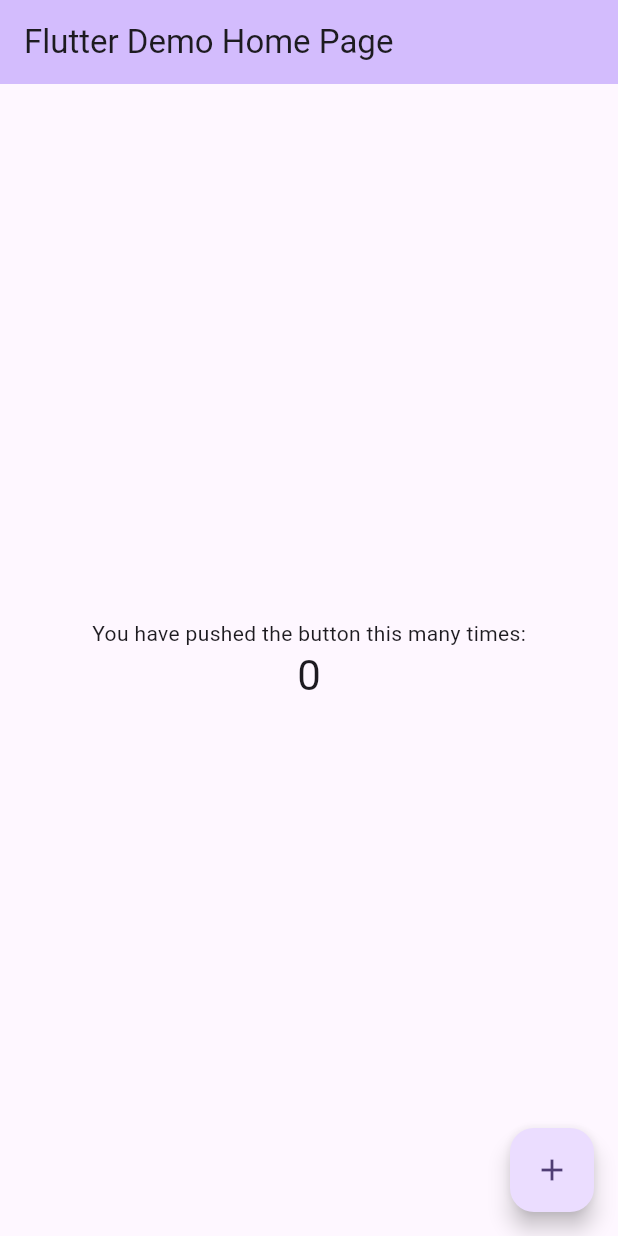
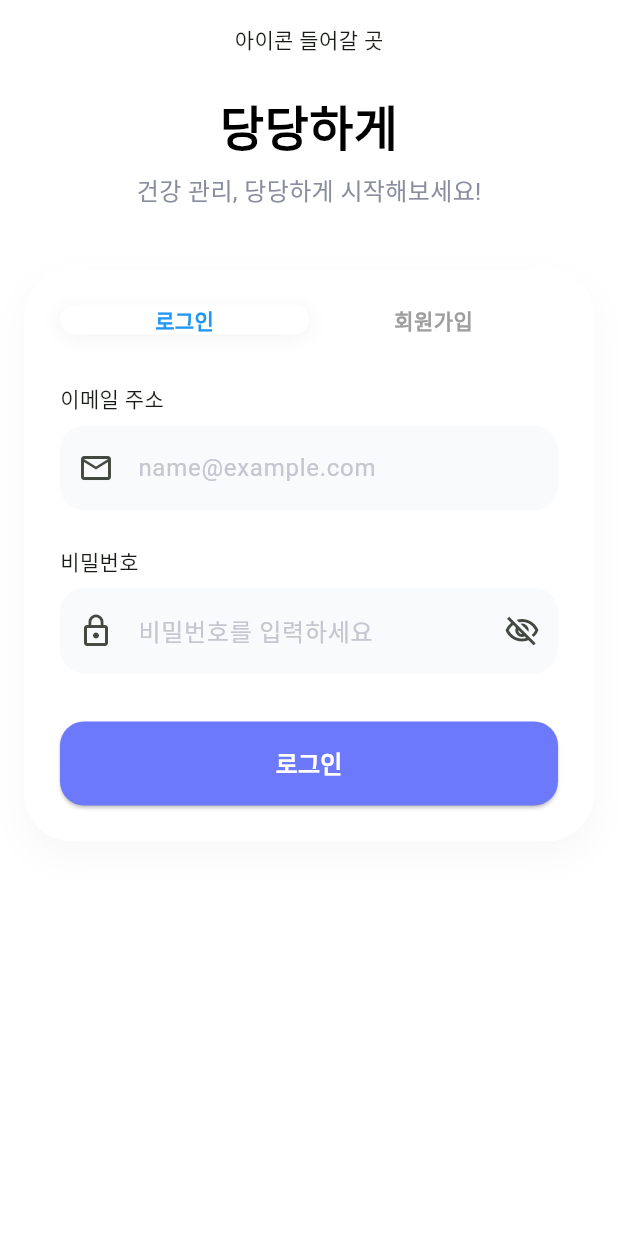
Before and after one commit to kobeay/dangdang_v2, a Flutter app: the screen it shows after launch, on a phone screen of 412 x 824 dp. Run offline on Flutter 3.47's test engine with Material 3 defaults, Android fonts, the phone set to English and light mode, and no system bars.

Commit message:
feat: 로그인 화면 UI 초안 구현

```diff
--- /dev/null
+++ b/lib/features/auth/presentation/pages/login_page.dart
@@ -0,0 +1,160 @@
+import 'package:flutter/material.dart';
+
+class LoginPage extends StatelessWidget {
+  const LoginPage({super.key});
+
+  @override
+  Widget build(BuildContext context) {
+    return Scaffold(
+      backgroundColor: Colors.white,
+      body: SafeArea(
+        child: SingleChildScrollView(
+          padding: const EdgeInsets.all(16),
+          child: Column(
+            children: [
+              const Text('아이콘 들어갈 곳'),
+              const SizedBox(height: 24),
+              const Text(
+                '당당하게',
+                style: TextStyle(
+                  fontSize: 32,
+                  fontWeight: FontWeight.bold,
+                  color: Colors.black,
+                ),
+              ),
+              const SizedBox(height: 8),
+              const Text(
+                '건강 관리, 당당하게 시작해보세요!',
+                style: TextStyle(fontSize: 16, color: Color(0xFF8A8D9F)),
+              ),
+              const SizedBox(height: 40),
+              Container(
+                padding: const EdgeInsets.all(24),
+                decoration: BoxDecoration(
+                  color: Colors.white,
+                  borderRadius: BorderRadius.circular(32),
+                  boxShadow: [
+                    BoxShadow(
+                      color: Colors.black.withOpacity(0.03),
+                      blurRadius: 20,
+                      offset: const Offset(0, 10),
+                    ),
+                  ],
+                ),
+                child: Column(
+                  crossAxisAlignment: CrossAxisAlignment.start,
+                  children: [
+                    Row(
+                      children: [
+                        Expanded(
+                          child: Container(
+                            decoration: BoxDecoration(
+                              color: Colors.white,
+                              borderRadius: BorderRadius.circular(32),
+                              boxShadow: [
+                                BoxShadow(
+                                  color: Colors.black.withOpacity(0.05),
+                                  blurRadius: 10,
+                                  offset: const Offset(0, 2),
+                                ),
+                              ],
+                            ),
+                            child: Center(
+                              child: const Text(
+                                '로그인',
+                                style: TextStyle(
+                                  fontSize: 14,
+                                  fontWeight: FontWeight.bold,
+                                  color: Colors.blue,
+                                ),
+                              ),
+                            ),
+                          ),
+                        ),
+                        Expanded(
+                          child: GestureDetector(
+                            onTap: () {
+                              // TODO: 회원가입 화면으로 이동
+                            },
+                            child: Center(
+                              child: const Text(
+                                '회원가입',
+                                style: TextStyle(
+                                  fontSize: 14,
+                                  fontWeight: FontWeight.bold,
+                                  color: Colors.grey,
+                                ),
+                              ),
+                            ),
+                          ),
+                        ),
+                      ],
+                    ),
+                    const SizedBox(height: 32),
+                    const Text('이메일 주소'),
+                    const SizedBox(height: 8),
+                    TextFormField(
+                      decoration: InputDecoration(
+                        filled: true,
+                        fillColor: const Color(0xFFF9FAFC),
+                        prefixIcon: const Icon(Icons.email_outlined),
+                        hintText: 'name@example.com',
+                        hintStyle: const TextStyle(color: Color(0xFFC4C6D0)),
+                        border: OutlineInputBorder(
+                          borderRadius: BorderRadius.circular(16),
+                          borderSide: BorderSide.none,
+                        ),
+                      ),
+                    ),
+                    const SizedBox(height: 24),
+                    const Text('비밀번호'),
+                    const SizedBox(height: 8),
+                    TextFormField(
+                      obscureText: true,
+                      decoration: InputDecoration(
+                        filled: true,
+                        fillColor: const Color(0xFFF9FAFC),
+                        prefixIcon: const Icon(Icons.lock_outline),
+                        suffixIcon: const Icon(Icons.visibility_off_outlined),
+                        hintText: '비밀번호를 입력하세요',
+                        hintStyle: const TextStyle(color: Color(0xFFC4C6D0)),
+                        border: OutlineInputBorder(
+                          borderRadius: BorderRadius.circular(16),
+                          borderSide: BorderSide.none,
+                        ),
+                      ),
+                    ),
+                    const SizedBox(height: 32),
+                    SizedBox(
+                      width: double.infinity,
+                      height: 56,
+                      child: ElevatedButton(
+                        onPressed: () {
+                          // TODO: 로그인
+                        },
+                        style: ElevatedButton.styleFrom(
+                          backgroundColor: const Color(0xFF6C79FA),
+                          shape: RoundedRectangleBorder(
+                            borderRadius: BorderRadius.circular(16),
+                          ),
+                        ),
+                        child: const Text(
+                          '로그인',
+                          style: TextStyle(
+                            fontSize: 16,
+                            fontWeight: FontWeight.bold,
+                            color: Colors.white,
+                          ),
+                        ),
+                      ),
+                    ),
+                  ],
+                ),
+              ),
+            ],
+          ),
+        ),
+      ),
+    );
+  }
+}
--- a/lib/main.dart
+++ b/lib/main.dart
@@ -1,4 +1,5 @@
 import 'package:flutter/material.dart';
+import './features/auth/presentation/pages/login_page.dart';
 
 void main() {
   runApp(const MyApp());
@@ -10,55 +11,13 @@ class MyApp extends StatelessWidget {
   @override
   Widget build(BuildContext context) {
     return MaterialApp(
-      title: 'Flutter Demo',
-      theme: ThemeData(colorScheme: .fromSeed(seedColor: Colors.deepPurple)),
-      home: const MyHomePage(title: 'Flutter Demo Home Page'),
+      title: '당당하게',
+      debugShowCheckedModeBanner: false,
+      theme: ThemeData(
+        colorScheme: ColorScheme.fromSeed(seedColor: Colors.green),
+        useMaterial3: true,
+      ),
+      home: const LoginPage(),
     );
   }
 }
-
-class MyHomePage extends StatefulWidget {
-  const MyHomePage({super.key, required this.title});
-
-  final String title;
-
-  @override
-  State<MyHomePage> createState() => _MyHomePageState();
-}
-
-class _MyHomePageState extends State<MyHomePage> {
-  int _counter = 0;
-
-  void _incrementCounter() {
-    setState(() {
-      _counter++;
-    });
-  }
-
-  @override
-  Widget build(BuildContext context) {
-    return Scaffold(
-      appBar: AppBar(
-        backgroundColor: Theme.of(context).colorScheme.inversePrimary,
-        title: Text(widget.title),
-      ),
-      body: Center(
-        child: Column(
-          mainAxisAlignment: .center,
-          children: [
-            const Text('You have pushed the button this many times:'),
-            Text(
-              '$_counter',
-              style: Theme.of(context).textTheme.headlineMedium,
-            ),
-          ],
-        ),
-      ),
-      floatingActionButton: FloatingActionButton(
-        onPressed: _incrementCounter,
-        tooltip: 'Increment',
-        child: const Icon(Icons.add),
-      ),
-    );
-  }
-}
```
